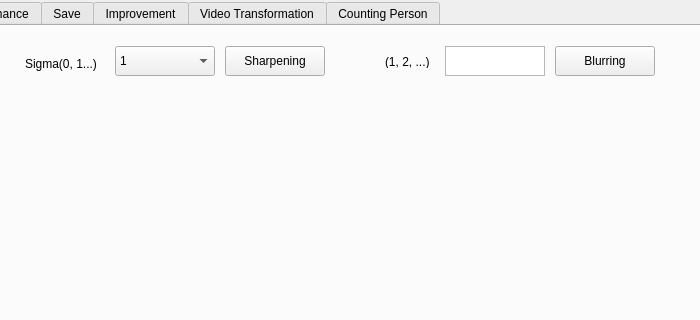
This is image_processing_app.ui in soyoung125/MultimediaProcessingTool as Qt 5 draws it before an edit; both pictures show x 187 to 887 and y 0 to 320 of the 887 by 633 pixel window. The edited form follows.
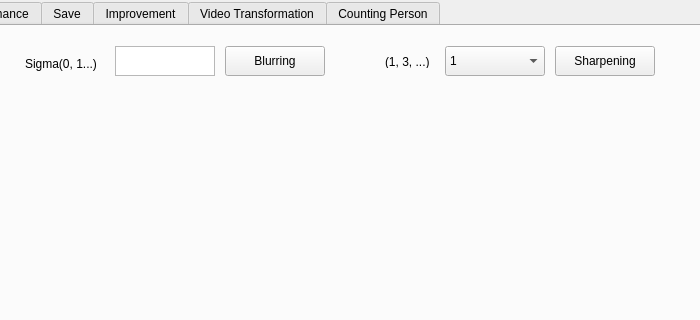
This is the edited form.

Commit message: 구조 수정

The edit to the form file:
```diff
--- a/image_processing_app.ui
+++ b/image_processing_app.ui
@@ -161,7 +161,7 @@
      <widget class="QPushButton" name="btnBlur">
       <property name="geometry">
        <rect>
-        <x>740</x>
+        <x>410</x>
         <y>20</y>
         <width>100</width>
         <height>30</height>
@@ -187,7 +187,7 @@
      <widget class="QPushButton" name="btnSharpening">
       <property name="geometry">
        <rect>
-        <x>410</x>
+        <x>740</x>
         <y>20</y>
         <width>100</width>
         <height>30</height>
@@ -239,7 +239,7 @@
      <widget class="QTextEdit" name="txtSigma">
       <property name="geometry">
        <rect>
-        <x>630</x>
+        <x>300</x>
         <y>20</y>
         <width>100</width>
         <height>30</height>
@@ -256,13 +256,13 @@
        </rect>
       </property>
       <property name="text">
-       <string>(1, 2, ...)</string>
+       <string>(1, 3, ...)</string>
       </property>
      </widget>
      <widget class="QComboBox" name="cbbSharp">
       <property name="geometry">
        <rect>
-        <x>300</x>
+        <x>630</x>
         <y>20</y>
         <width>100</width>
         <height>30</height>
```
